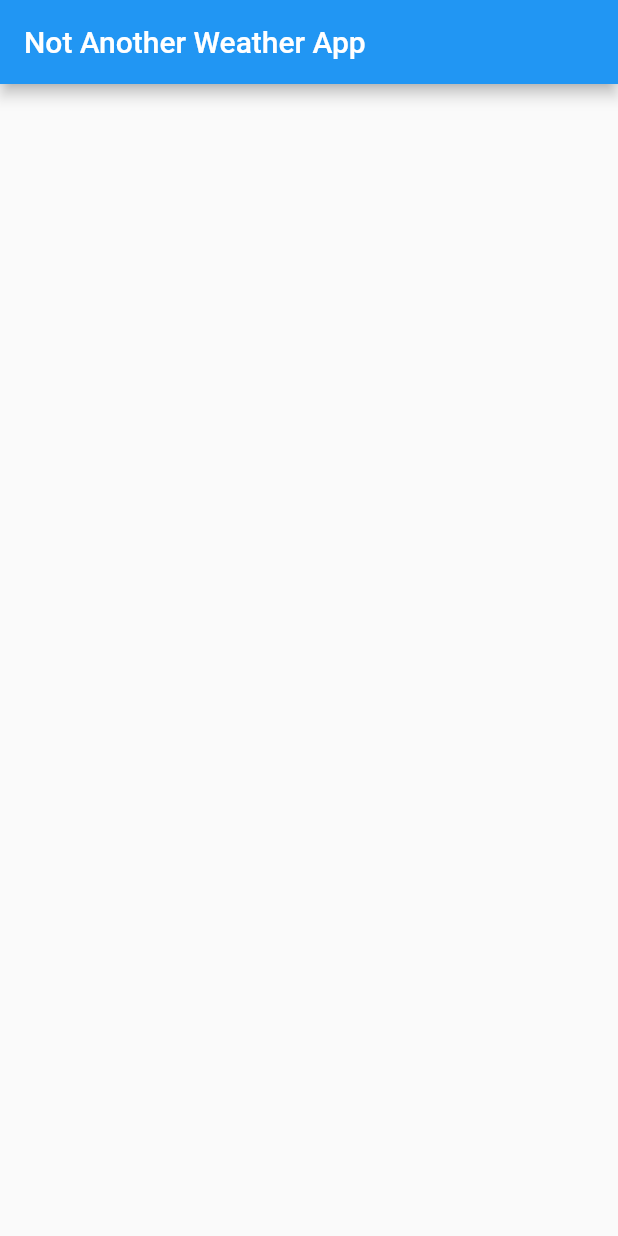
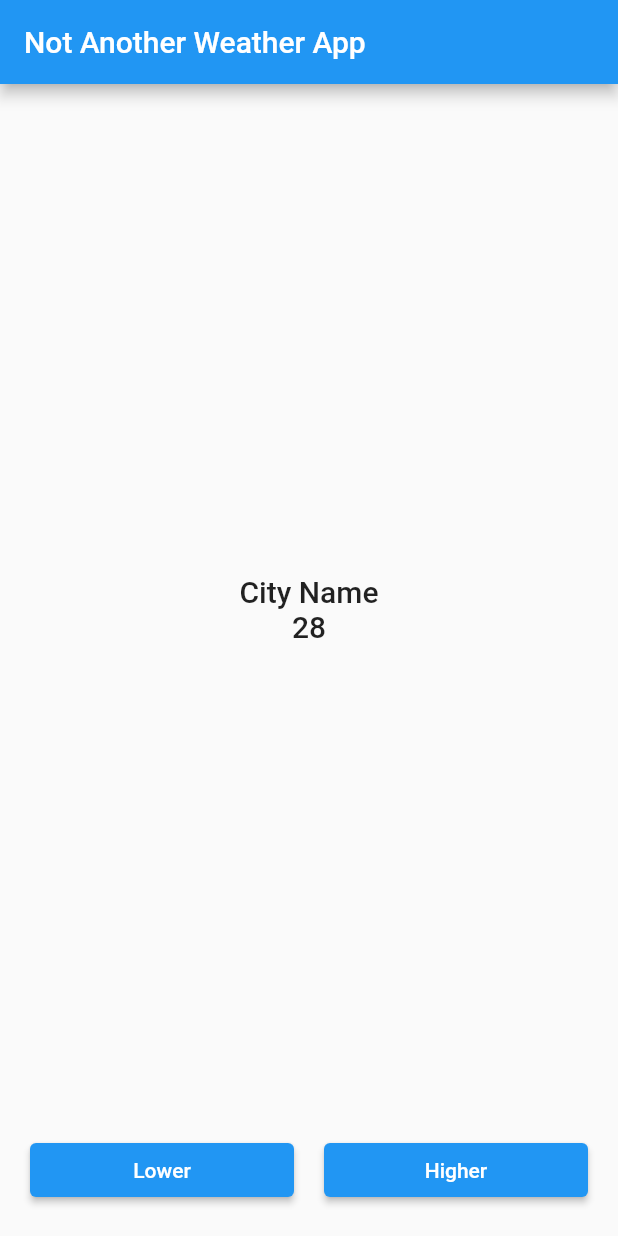
Before and after one commit to FerBueroTrebino/not-another-weather-app, a Flutter app: the screen it shows after launch, on a phone screen of 412 x 824 dp. Run offline on Flutter 3.47's test engine with Material 2 defaults, Android fonts, the phone set to English and light mode, and no system bars.

Commit message:
First implementation of Home Screen

```diff
--- a/not_another_weather_app/lib/ui/pages/home_screen.dart
+++ b/not_another_weather_app/lib/ui/pages/home_screen.dart
@@ -7,6 +7,46 @@ class HomeScreen extends StatelessWidget {
   Widget build(BuildContext context) {
     return Scaffold(
       appBar: AppBar(title: Text('Not Another Weather App')),
+      body: Column(
+        children: [
+          Expanded(
+            child: Column(
+              mainAxisAlignment: MainAxisAlignment.center,
+              children: [
+                Text(
+                  'City Name',
+                  style: Theme.of(context).textTheme.titleLarge,
+                ),
+                Text(
+                  '28',
+                  style: Theme.of(context).textTheme.titleLarge,
+                ),
+              ],
+            ),
+          ),
+          Row(
+            mainAxisAlignment: MainAxisAlignment.spaceAround,
+            children: [
+              SizedBox(width: 20.0),
+              Expanded(
+                child: ElevatedButton(
+                  onPressed: () {},
+                  child: Text('Lower'),
+                ),
+              ),
+              SizedBox(width: 20.0),
+              Expanded(
+                child: ElevatedButton(
+                  onPressed: () {},
+                  child: Text('Higher'),
+                ),
+              ),
+              SizedBox(width: 20.0),
+            ],
+          ),
+          SizedBox(height: 20.0),
+        ],
+      ),
     );
   }
 }
```
